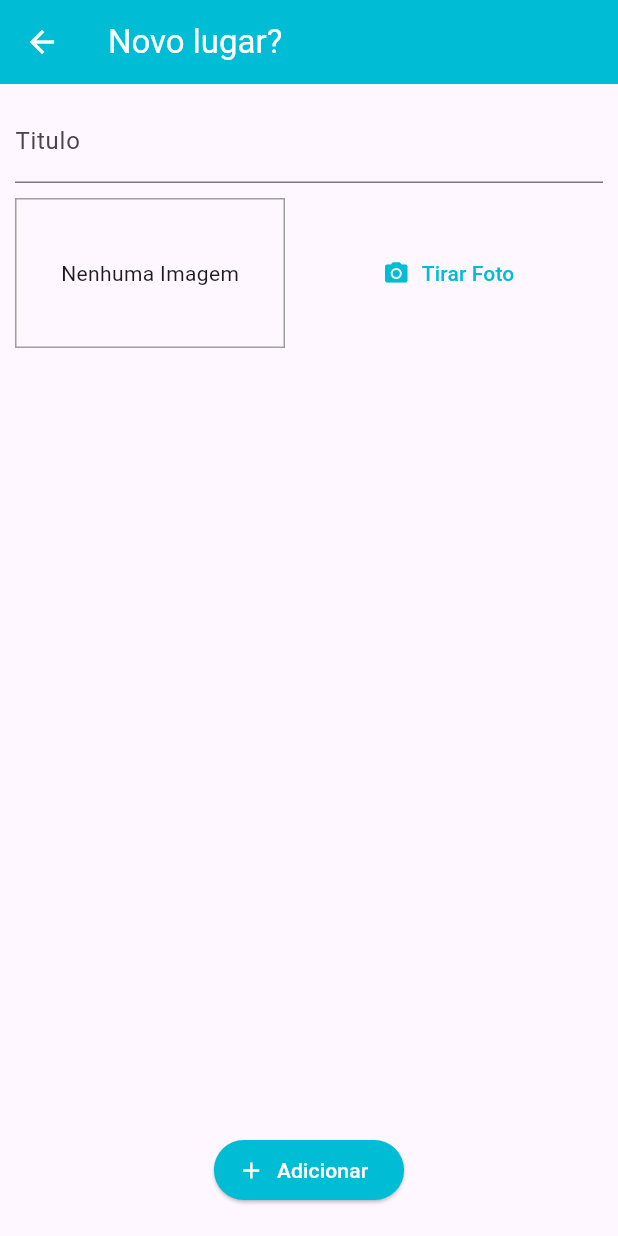
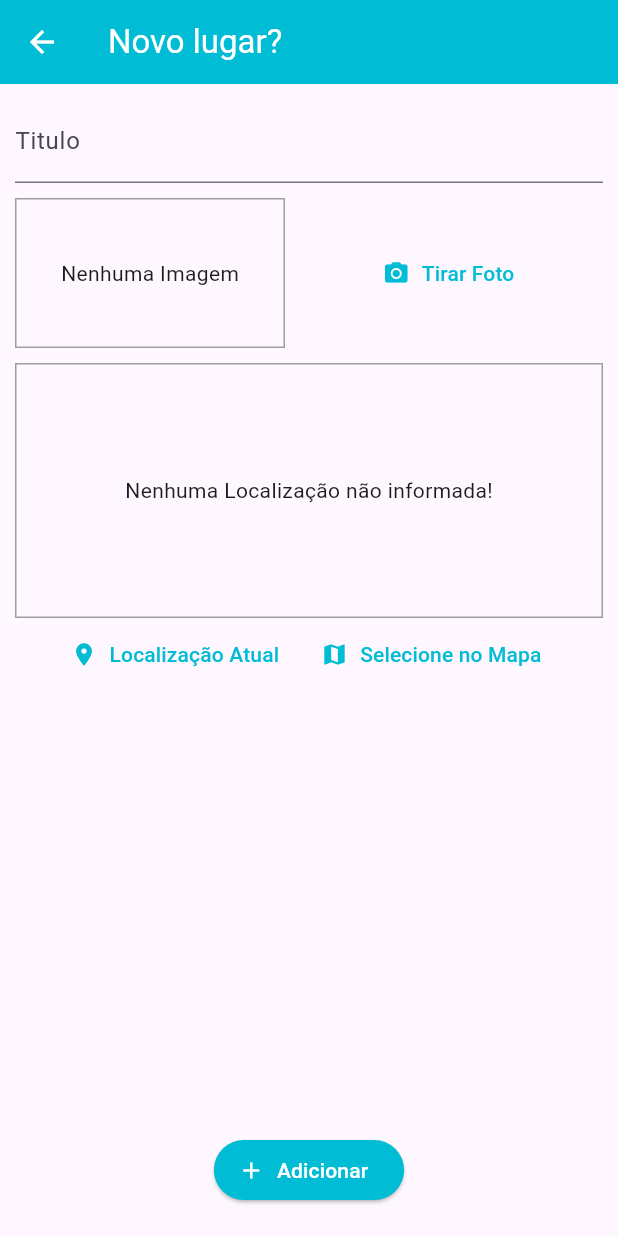
Before and after one commit to ArthurRCastilho/Great_Place, a Flutter app: the PlaceFormScreen screen opened by its route, on a phone screen of 412 x 824 dp. Run offline on Flutter 3.47's test engine with Material 3 defaults, Android fonts, the light colour scheme and no system bars; our stand-ins replace image_picker, location, sqflite; accounts and stored records are empty.

Commit message:
Adicionando widget para adicionar localização, funcionando no front-end, porém é necessário fazer o back-end

```diff
--- a/lib/screens/place_form_screen.dart
+++ b/lib/screens/place_form_screen.dart
@@ -2,6 +2,7 @@ import 'dart:io';
 
 import 'package:flutter/material.dart';
 import 'package:great_place/widgets/image_input.dart';
+import 'package:great_place/widgets/location_input.dart';
 import 'package:provider/provider.dart';
 import '../providers/great_places.dart';
 
@@ -57,6 +58,8 @@ class _PlaceFormScreenState extends State<PlaceFormScreen> {
                       ),
                       const SizedBox(height: 10),
                       ImageInput(_selectImage),
+                      const SizedBox(height: 10),
+                      LocationInput(),
                     ],
                   ),
                 ),
--- /dev/null
+++ b/lib/utils/location_util.dart
@@ -0,0 +1,10 @@
+const GOOGLE_API_KEY = 'AIzaSyBJGxCR_hFSK_hBxcHLR6iNeNf5fvonBWI';
+
+class LocationUtil {
+  static String generateLocationPreviewImage({
+    required double latitude,
+    required double logitude,
+  }) {
+    return 'https://maps.googleapis.com/maps/api/staticmap?center=$latitude,$logitude&zoom=13&size=600x300&maptype=roadmap&markers=color:red%7Clabel:A%7C$latitude,$logitude&key=$GOOGLE_API_KEY';
+  }
+}
--- /dev/null
+++ b/lib/widgets/location_input.dart
@@ -0,0 +1,68 @@
+import 'package:flutter/material.dart';
+import 'package:great_place/utils/location_util.dart';
+import 'package:location/location.dart';
+
+class LocationInput extends StatefulWidget {
+  const LocationInput({super.key});
+
+  @override
+  State<LocationInput> createState() => _LocationInputState();
+}
+
+class _LocationInputState extends State<LocationInput> {
+  String _previemImageUrl = '';
+
+  Future<void> _getCurrentUserLocation() async {
+    final locData = await Location().getLocation();
+
+    final staticMapImageUrl = LocationUtil.generateLocationPreviewImage(
+      latitude: (locData.latitude as double),
+      logitude: (locData.longitude as double),
+    );
+
+    setState(() {
+      _previemImageUrl = staticMapImageUrl;
+    });
+  }
+
+  @override
+  Widget build(BuildContext context) {
+    return Column(
+      children: [
+        Container(
+          height: 170,
+          width: double.infinity,
+          alignment: Alignment.center,
+          decoration: BoxDecoration(
+            border: Border.all(
+              width: 1,
+              color: Colors.grey,
+            ),
+          ),
+          child: _previemImageUrl == ''
+              ? const Text('Nenhuma Localização não informada!')
+              : Image.network(
+                  _previemImageUrl,
+                  fit: BoxFit.cover,
+                  width: double.infinity,
+                ),
+        ),
+        Row(
+          mainAxisAlignment: MainAxisAlignment.center,
+          children: [
+            TextButton.icon(
+              onPressed: _getCurrentUserLocation,
+              label: const Text('Localização Atual'),
+              icon: const Icon(Icons.location_on),
+            ),
+            TextButton.icon(
+              onPressed: () {},
+              label: const Text('Selecione no Mapa'),
+              icon: const Icon(Icons.map),
+            ),
+          ],
+        )
+      ],
+    );
+  }
+}
--- a/pubspec.yaml
+++ b/pubspec.yaml
@@ -35,6 +35,7 @@ dependencies:
   path_provider: ^2.1.3
   path: ^1.9.0
   sqflite: ^2.3.3+1
+  location: ^6.0.2
 
 
   # The following adds the Cupertino Icons font to your application.
```
Also changed, not shown: pubspec.lock, 2 other files.
